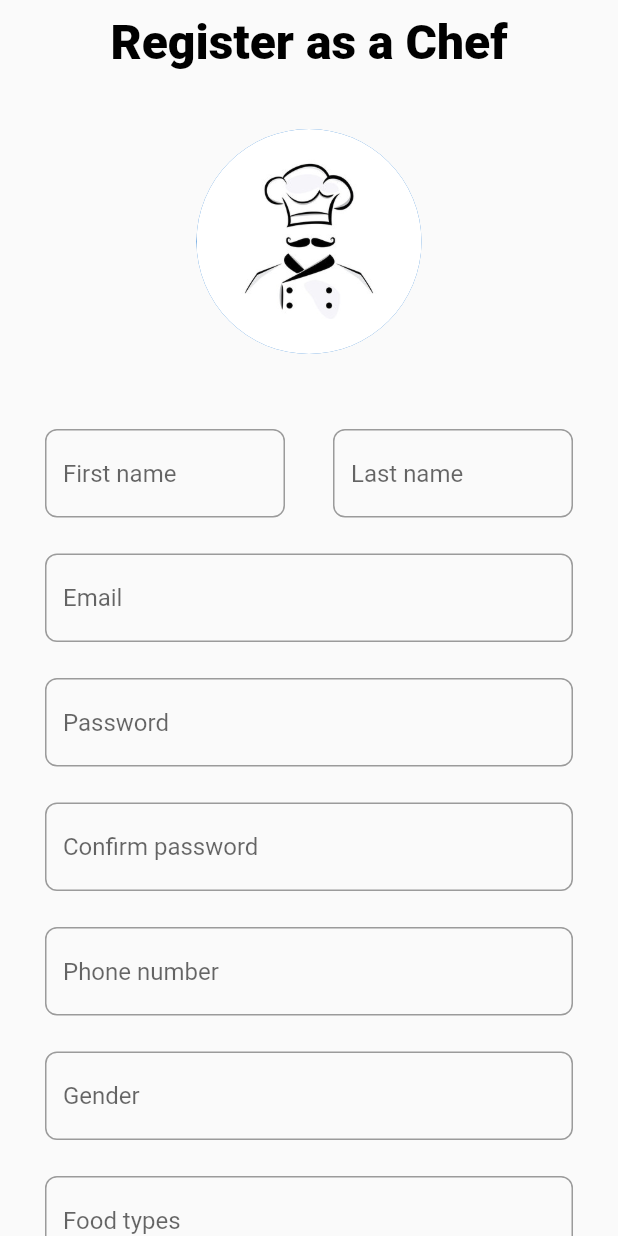
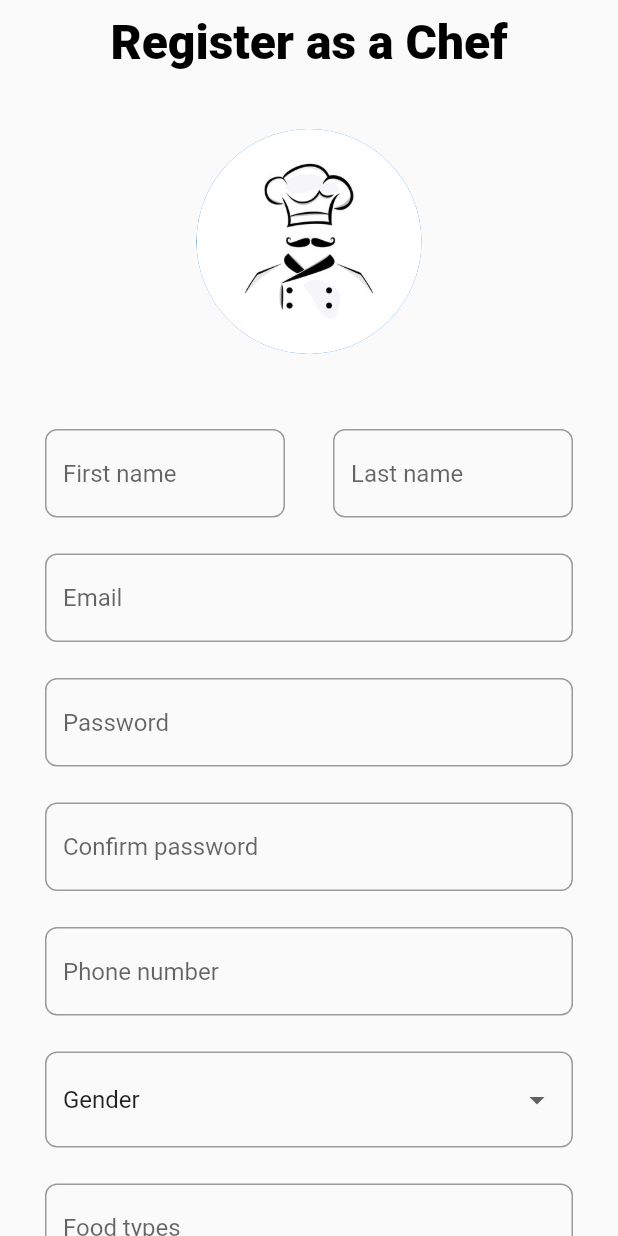
Before and after one commit to LassazVegaz/my_recipe, a Flutter app: the screen it shows after launch, on a phone screen of 412 x 824 dp. Run offline on Flutter 3.47's test engine with Material 2 defaults, Android fonts, the phone set to English and light mode, and no system bars; our stand-ins replace firebase_core; accounts and stored records are empty.

Commit message:
gender drop down

```diff
--- a/lib/pages/chef_register_page.dart
+++ b/lib/pages/chef_register_page.dart
@@ -1,4 +1,5 @@
 import 'package:flutter/material.dart';
+import 'package:my_recipe/theme.dart';
 import 'package:my_recipe/widgets/outlined_textfield.dart';
 
 class ChefRegisterPage extends StatelessWidget {
@@ -58,8 +59,28 @@ class ChefRegisterPage extends StatelessWidget {
                   hintText: 'Phone number',
                 ),
                 const SizedBox(height: 24),
-                const OutlinedTextField(
-                  hintText: 'Gender',
+                DropdownButtonFormField<String>(
+                  items: const [
+                    DropdownMenuItem(
+                      value: null,
+                      child: Text('Gender'),
+                    ),
+                    DropdownMenuItem(
+                      value: 'male',
+                      child: Text('Male'),
+                    ),
+                    DropdownMenuItem(
+                      value: 'female',
+                      child: Text('Female'),
+                    ),
+                  ],
+                  onChanged: (value) {},
+                  isExpanded: true,
+                  decoration: const InputDecoration(
+                    border: OutlineInputBorder(
+                      borderRadius: fieldBorderRadius,
+                    ),
+                  ),
                 ),
                 const SizedBox(height: 24),
                 const OutlinedTextField(
```
